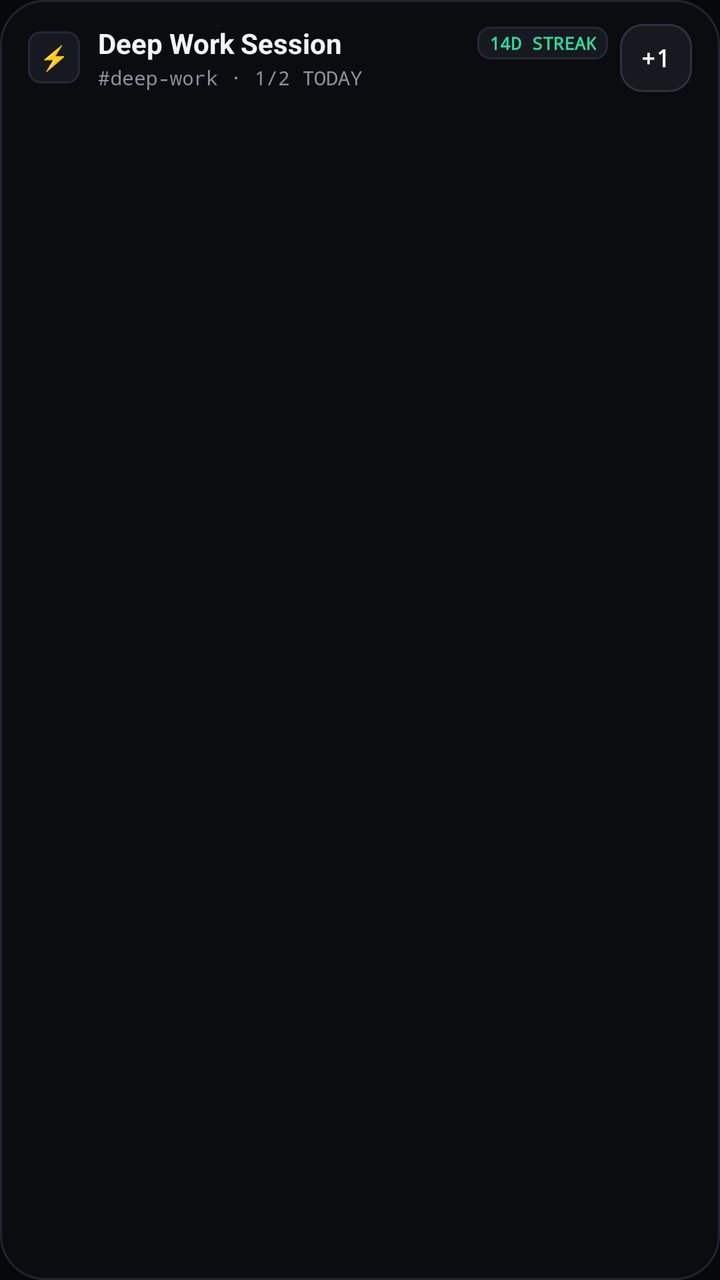
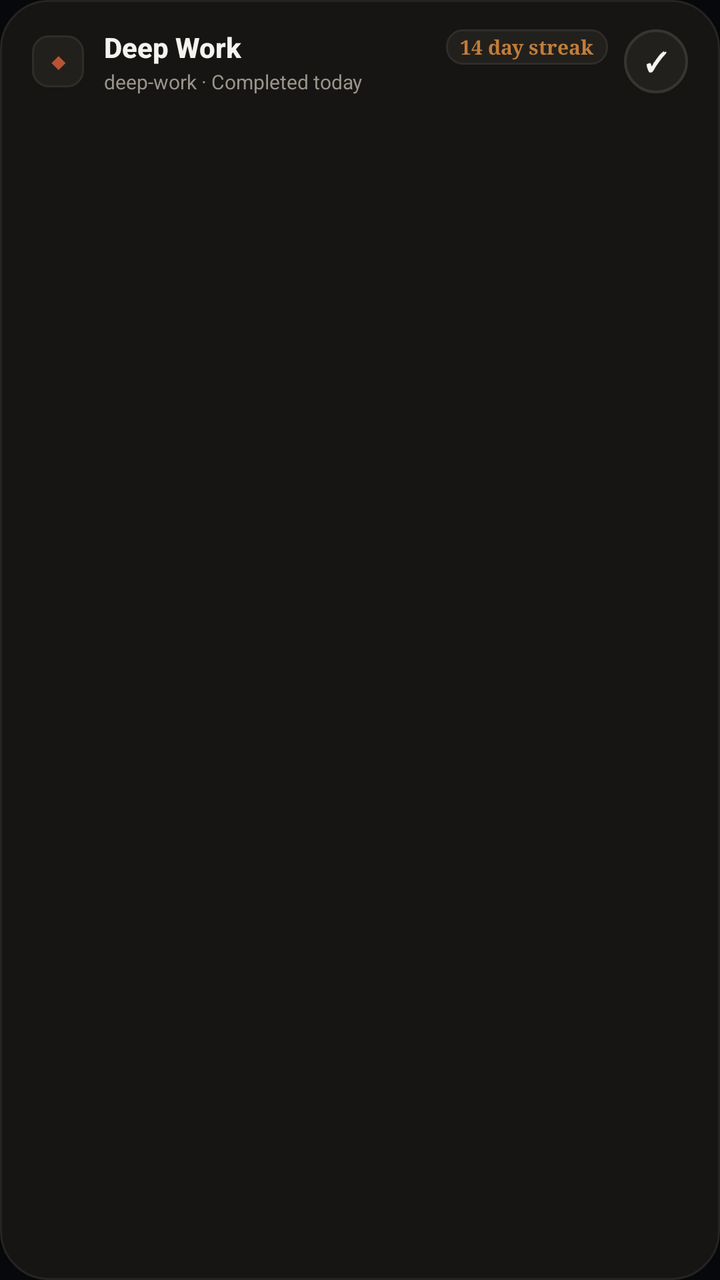

Before-and-after screenshots of an Android layout around one commit, followed by the original layout XML and the change that was made.
<!-- AndroidManifest.xml: application theme Theme.Tessera -->
<!-- res/layout/widget_habit_heatmap.xml -->
<?xml version="1.0" encoding="utf-8"?>
<LinearLayout xmlns:android="http://schemas.android.com/apk/res/android"
    android:id="@+id/widget_root"
    android:layout_width="match_parent"
    android:layout_height="match_parent"
    android:background="@drawable/widget_bg_dark"
    android:orientation="vertical"
    android:paddingStart="14dp"
    android:paddingTop="12dp"
    android:paddingEnd="14dp"
    android:paddingBottom="12dp">

    
    <LinearLayout
        android:layout_width="match_parent"
        android:layout_height="wrap_content"
        android:gravity="center_vertical"
        android:orientation="horizontal">

        
        <LinearLayout
            android:id="@+id/widget_header_container"
            android:layout_width="0dp"
            android:layout_height="wrap_content"
            android:layout_weight="1"
            android:gravity="center_vertical"
            android:orientation="horizontal">

            
            <TextView
                android:id="@+id/widget_color_dot"
                android:layout_width="26dp"
                android:layout_height="26dp"
                android:background="@drawable/widget_streak_badge_bg"
                android:gravity="center"
                android:text="⚡"
                android:textColor="#34D399"
                android:textSize="12sp"
                android:textStyle="bold" />

            <LinearLayout
                android:layout_width="0dp"
                android:layout_height="wrap_content"
                android:layout_marginStart="9dp"
                android:layout_marginEnd="6dp"
                android:layout_weight="1"
                android:orientation="vertical">

                <LinearLayout
                    android:layout_width="match_parent"
                    android:layout_height="wrap_content"
                    android:gravity="center_vertical"
                    android:orientation="horizontal">

                    <TextView
                        android:id="@+id/widget_habit_title"
                        android:layout_width="0dp"
                        android:layout_height="wrap_content"
                        android:layout_weight="1"
                        android:ellipsize="end"
                        android:maxLines="1"
                        android:text="Deep Work Session"
                        android:textColor="#F3F4F6"
                        android:textSize="14sp"
                        android:textStyle="bold" />

                    <TextView
                        android:id="@+id/widget_streak_badge"
                        android:layout_width="wrap_content"
                        android:layout_height="wrap_content"
                        android:layout_marginStart="6dp"
                        android:background="@drawable/widget_streak_badge_bg"
                        android:fontFamily="monospace"
                        android:paddingStart="6dp"
                        android:paddingTop="2dp"
                        android:paddingEnd="6dp"
                        android:paddingBottom="2dp"
                        android:text="14D STREAK"
                        android:textColor="#34D399"
                        android:textSize="9sp"
                        android:textStyle="bold" />
                </LinearLayout>

                <TextView
                    android:id="@+id/widget_habit_subtitle"
                    android:layout_width="match_parent"
                    android:layout_height="wrap_content"
                    android:layout_marginTop="1dp"
                    android:ellipsize="end"
                    android:fontFamily="monospace"
                    android:maxLines="1"
                    android:text="#deep-work · 1/2 TODAY"
                    android:textColor="#8A919E"
                    android:textSize="10sp" />
            </LinearLayout>
        </LinearLayout>

        
        <TextView
            android:id="@+id/widget_check_in_btn"
            android:layout_width="36dp"
            android:layout_height="34dp"
            android:background="@drawable/widget_btn_checkin_active"
            android:contentDescription="@string/widget_checkin_content_desc"
            android:fontFamily="monospace"
            android:gravity="center"
            android:text="+1"
            android:textColor="#F3F4F6"
            android:textSize="12sp"
            android:textStyle="bold" />
    </LinearLayout>

    
    <ImageView
        android:id="@+id/widget_heatmap_image"
        android:layout_width="match_parent"
        android:layout_height="0dp"
        android:layout_marginTop="8dp"
        android:layout_weight="1"
        android:adjustViewBounds="false"
        android:contentDescription="@string/widget_heatmap_content_desc"
        android:scaleType="fitXY" />

</LinearLayout>
<!-- resources referenced by this layout -->
<resources>
  <!-- drawable widget_bg_dark (drawable) -->
  <?xml version="1.0" encoding="utf-8"?>
  <shape xmlns:android="http://schemas.android.com/apk/res/android"
      android:shape="rectangle">
      <solid android:color="#0A0C10" />
      <corners android:radius="22dp" />
      <stroke
          android:width="1dp"
          android:color="#1F242D" />
  </shape>
  <!-- drawable widget_btn_checkin_active (drawable) -->
  <?xml version="1.0" encoding="utf-8"?>
  <shape xmlns:android="http://schemas.android.com/apk/res/android"
      android:shape="rectangle">
      <solid android:color="#161920" />
      <corners android:radius="11dp" />
      <stroke
          android:width="1dp"
          android:color="#2C3340" />
  </shape>
  <!-- drawable widget_streak_badge_bg (drawable) -->
  <?xml version="1.0" encoding="utf-8"?>
  <shape xmlns:android="http://schemas.android.com/apk/res/android"
      android:shape="rectangle">
      <solid android:color="#161920" />
      <corners android:radius="6dp" />
      <stroke
          android:width="1dp"
          android:color="#242936" />
  </shape>
  <string name="widget_checkin_content_desc">Log habit completion for today</string>
  <string name="widget_heatmap_content_desc">Habit contribution heatmap matrix</string>
  <style name="Theme.Tessera" parent="android:Theme.Material.NoActionBar">
          <item name="android:statusBarColor">@color/surface_abyss</item>
          <item name="android:navigationBarColor">@color/surface_abyss</item>
          <item name="android:windowBackground">@color/surface_abyss</item>
      </style>
  <color name="surface_abyss">#07080B</color>
</resources>

<!-- the commit's change to res/layout/widget_habit_heatmap.xml (unified diff, before → after) -->
@@ -5,10 +5,10 @@
     android:layout_height="match_parent"
     android:background="@drawable/widget_bg_dark"
     android:orientation="vertical"
-    android:paddingStart="14dp"
-    android:paddingTop="12dp"
-    android:paddingEnd="14dp"
-    android:paddingBottom="12dp">
+    android:paddingStart="16dp"
+    android:paddingTop="14dp"
+    android:paddingEnd="16dp"
+    android:paddingBottom="14dp">
 
     
     <LinearLayout
@@ -33,16 +33,16 @@
                 android:layout_height="26dp"
                 android:background="@drawable/widget_streak_badge_bg"
                 android:gravity="center"
-                android:text="⚡"
-                android:textColor="#34D399"
-                android:textSize="12sp"
+                android:text="◆"
+                android:textColor="#B85435"
+                android:textSize="11sp"
                 android:textStyle="bold" />
 
             <LinearLayout
                 android:layout_width="0dp"
                 android:layout_height="wrap_content"
-                android:layout_marginStart="9dp"
-                android:layout_marginEnd="6dp"
+                android:layout_marginStart="10dp"
+                android:layout_marginEnd="8dp"
                 android:layout_weight="1"
                 android:orientation="vertical">
 
@@ -58,9 +58,10 @@
                         android:layout_height="wrap_content"
                         android:layout_weight="1"
                         android:ellipsize="end"
+                        android:fontFamily="sans-serif-medium"
                         android:maxLines="1"
-                        android:text="Deep Work Session"
-                        android:textColor="#F3F4F6"
+                        android:text="Deep Work"
+                        android:textColor="#F5F3EF"
                         android:textSize="14sp"
                         android:textStyle="bold" />
 
@@ -70,14 +71,14 @@
                         android:layout_height="wrap_content"
                         android:layout_marginStart="6dp"
                         android:background="@drawable/widget_streak_badge_bg"
-                        android:fontFamily="monospace"
-                        android:paddingStart="6dp"
+                        android:fontFamily="serif"
+                        android:paddingStart="7dp"
                         android:paddingTop="2dp"
-                        android:paddingEnd="6dp"
+                        android:paddingEnd="7dp"
                         android:paddingBottom="2dp"
-                        android:text="14D STREAK"
-                        android:textColor="#34D399"
-                        android:textSize="9sp"
+                        android:text="14 day streak"
+                        android:textColor="#C27D38"
+                        android:textSize="10sp"
                         android:textStyle="bold" />
                 </LinearLayout>
 
@@ -87,10 +88,10 @@
                     android:layout_height="wrap_content"
                     android:layout_marginTop="1dp"
                     android:ellipsize="end"
-                    android:fontFamily="monospace"
+                    android:fontFamily="sans-serif"
                     android:maxLines="1"
-                    android:text="#deep-work · 1/2 TODAY"
-                    android:textColor="#8A919E"
+                    android:text="deep-work · Completed today"
+                    android:textColor="#9A948A"
                     android:textSize="10sp" />
             </LinearLayout>
         </LinearLayout>
@@ -98,15 +99,15 @@
         
         <TextView
             android:id="@+id/widget_check_in_btn"
-            android:layout_width="36dp"
-            android:layout_height="34dp"
+            android:layout_width="32dp"
+            android:layout_height="32dp"
             android:background="@drawable/widget_btn_checkin_active"
             android:contentDescription="@string/widget_checkin_content_desc"
-            android:fontFamily="monospace"
+            android:fontFamily="sans-serif-medium"
             android:gravity="center"
-            android:text="+1"
-            android:textColor="#F3F4F6"
-            android:textSize="12sp"
+            android:text="✓"
+            android:textColor="#F5F3EF"
+            android:textSize="13sp"
             android:textStyle="bold" />
     </LinearLayout>
 
<!-- resource entries referenced after the edit -->
@@ -4,31 +4,30 @@
   <?xml version="1.0" encoding="utf-8"?>
   <shape xmlns:android="http://schemas.android.com/apk/res/android"
       android:shape="rectangle">
-      <solid android:color="#0A0C10" />
-      <corners android:radius="22dp" />
+      <solid android:color="#161514" />
+      <corners android:radius="24dp" />
       <stroke
           android:width="1dp"
-          android:color="#1F242D" />
+          android:color="#262421" />
   </shape>
   <!-- drawable widget_btn_checkin_active (drawable) -->
   <?xml version="1.0" encoding="utf-8"?>
   <shape xmlns:android="http://schemas.android.com/apk/res/android"
-      android:shape="rectangle">
-      <solid android:color="#161920" />
-      <corners android:radius="11dp" />
+      android:shape="oval">
+      <solid android:color="#22201D" />
       <stroke
-          android:width="1dp"
-          android:color="#2C3340" />
+          android:width="1.2dp"
+          android:color="#383530" />
   </shape>
   <!-- drawable widget_streak_badge_bg (drawable) -->
   <?xml version="1.0" encoding="utf-8"?>
   <shape xmlns:android="http://schemas.android.com/apk/res/android"
       android:shape="rectangle">
-      <solid android:color="#161920" />
-      <corners android:radius="6dp" />
+      <solid android:color="#22201D" />
+      <corners android:radius="8dp" />
       <stroke
           android:width="1dp"
-          android:color="#242936" />
+          android:color="#302D29" />
   </shape>
   <string name="widget_checkin_content_desc">Log habit completion for today</string>
   <string name="widget_heatmap_content_desc">Habit contribution heatmap matrix</string>
